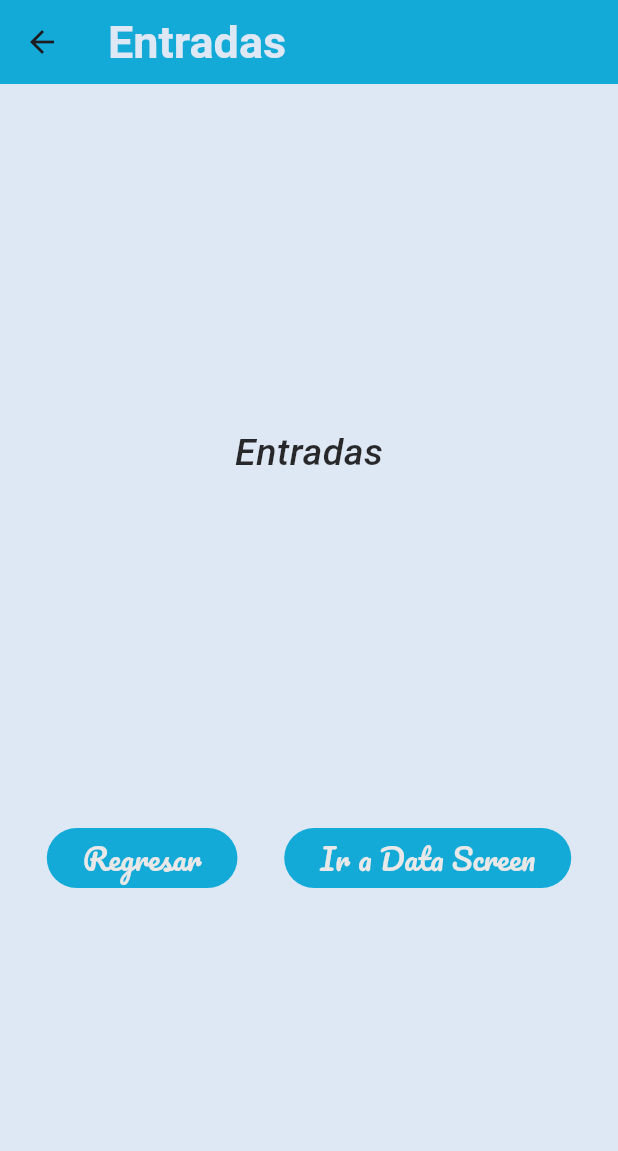
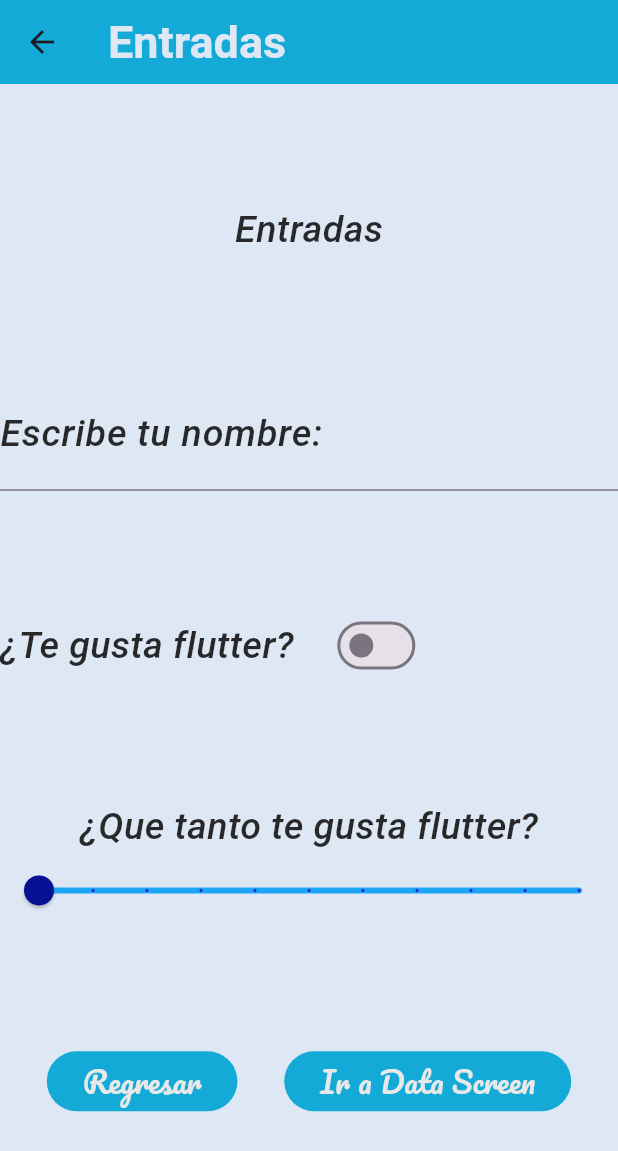
Before and after one commit to Marina-Portillo/componentes_flutter5C, a Flutter app: the InputsScreen screen opened directly, on a phone screen of 412 x 824 dp. Shown: the top 1151 px of the screen. Run offline on Flutter 3.47's test engine with Material 3 defaults, Android fonts, the phone set to English and light mode, and no system bars; our stand-ins replace google_fonts; missing offline and left inert: dart:html; Roboto replaces fonts that are missing (Abel, Alice).

Commit message:
Adding Switch and Slider into InputsScreen

```diff
--- a/lib/screens/inputs_screen.dart
+++ b/lib/screens/inputs_screen.dart
@@ -1,3 +1,5 @@
+import 'dart:html';
+
 import 'package:flutter/material.dart';
 import 'package:practica3/theme/app_theme.dart';
 
@@ -9,6 +11,10 @@ class InputsScreen extends StatefulWidget {
 }
 
 class _InputsScreenState extends State<InputsScreen> {
+
+  bool valueSwitch = false;
+  double valueSlider = 0.0;
+
   @override
   Widget build(BuildContext context) {
     return Scaffold(
@@ -17,9 +23,13 @@ class _InputsScreenState extends State<InputsScreen> {
     body: Column(
       mainAxisAlignment: MainAxisAlignment.spaceEvenly,
       children: [
-        Text('Entradas',
+        Text(
+          'Entradas',
         style: AppTheme.lightTheme.textTheme.headlineLarge,
         ),
+        entradaTexto(),
+        entradaSwitch(),
+        entradaSlider(),
         const Row(
           mainAxisAlignment: MainAxisAlignment.spaceEvenly,
           children: [
@@ -42,4 +52,63 @@ class _InputsScreenState extends State<InputsScreen> {
     ),
     );
   }
+
+  TextField entradaTexto() {
+    return TextField(
+        style: AppTheme.lightTheme.textTheme.headlineMedium,
+        decoration: InputDecoration(
+          border: const UnderlineInputBorder(),
+          labelText: 'Escribe tu nombre: ',
+          labelStyle:  AppTheme.lightTheme.textTheme.headlineLarge,
+        ),
+      );
+  }
+
+  Row entradaSwitch(){
+    return Row(
+      children: <Widget>[
+        Text(
+          '¿Te gusta flutter?',
+          style: AppTheme.lightTheme.textTheme.headlineLarge,
+        ),
+        const SizedBox(
+          width: 25.0,
+        ),
+        Switch(
+          value: valueSwitch,
+          onChanged: (value){
+            setState(() {
+              valueSwitch = value;
+              print('Estado de switch: $valueSwitch');
+            });
+          },
+          ),
+      ],
+    );
+  }
+  Column entradaSlider(){
+    return Column(
+      children: [
+        Text('¿Que tanto te gusta flutter?',
+        style: AppTheme.lightTheme.textTheme.headlineLarge,
+        ),
+        Slider(
+          activeColor: const Color.fromARGB(255, 49, 19, 216),
+          inactiveColor: const Color.fromARGB(255, 28, 165, 245),
+          thumbColor: const Color.fromARGB(255, 6, 16, 146),
+          divisions: 10,
+          label: '${valueSlider.round()}',
+          min: 0.0,
+          max: 10.0,
+          value: valueSlider,
+          onChanged: (value){
+              setState(() {
+                valueSlider = value;
+                print('Valor de slider: $valueSlider');
+              });
+          }
+        ),
+      ],
+    );
+  }
 }
--- a/lib/theme/app_theme.dart
+++ b/lib/theme/app_theme.dart
@@ -41,6 +41,13 @@ class AppTheme{
             decorationThickness: 1.5,
             fontStyle: FontStyle.italic,
           ),
+          headlineMedium: GoogleFonts.abel(
+            color: const Color.fromARGB(221, 12, 11, 11),
+            fontSize: 25.0,
+            fontWeight: FontWeight.w500,
+            decorationStyle: TextDecorationStyle.double,
+            decorationThickness: 1.5,
+          ),
           bodySmall: GoogleFonts.dancingScript(
             color: const Color.fromARGB(255, 40, 4, 107),
             fontSize: 20,
```
